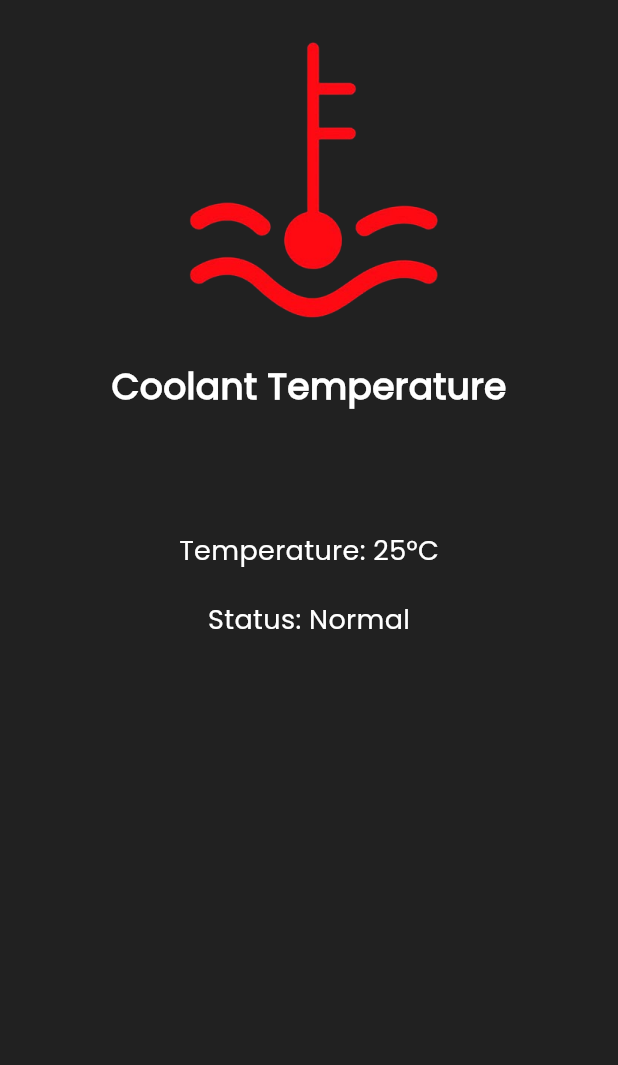
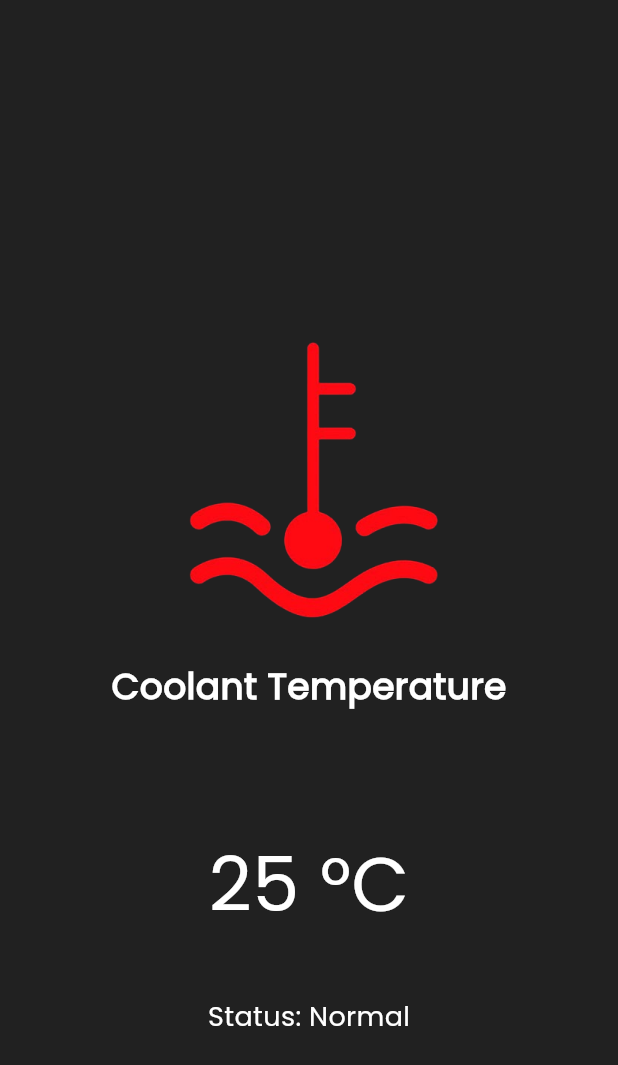
Before and after one commit to AshenDulsanka/IoT-PMS, a Flutter app: the Temp screen opened directly, on a phone screen of 412 x 824 dp. Shown: the top 1065 px of the screen. Run offline on Flutter 3.47's test engine with Material 3 defaults, Android fonts, the phone set to English and light mode, and no system bars.

Commit message:
modified temp page

```diff
--- a/mobileapp/lib/pages/temp.dart
+++ b/mobileapp/lib/pages/temp.dart
@@ -10,7 +10,7 @@
       backgroundColor: Colors.grey[900],
       body: Center(
         child: Container(
-          padding: EdgeInsets.all(20.0),
+          padding: EdgeInsets.fromLTRB(20.0, 220.0, 20.0, 0.0),
           child: Column(
             mainAxisAlignment: MainAxisAlignment.start,
             children: [
@@ -32,15 +32,15 @@
               ),
               SizedBox(height: 80),
               Text(
-                "Temperature: 25°C",
+                "25 °C",
                 style: TextStyle(
-                  fontSize: 18,
+                  fontSize: 50,
                   fontWeight: FontWeight.normal,
                   color: Colors.white,
                   fontFamily: "Poppins",
                 ),
               ),
-              SizedBox(height: 20),
+              SizedBox(height: 40),
               Text(
                 "Status: Normal",
                 style: TextStyle(
```
